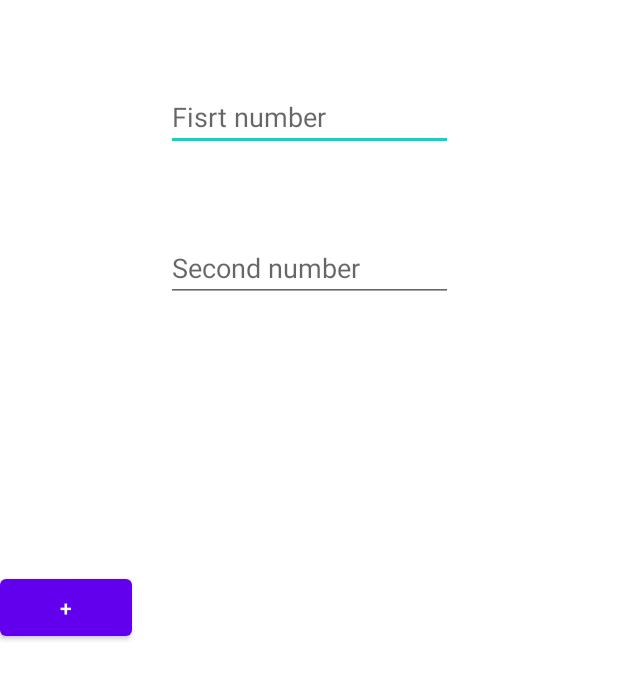
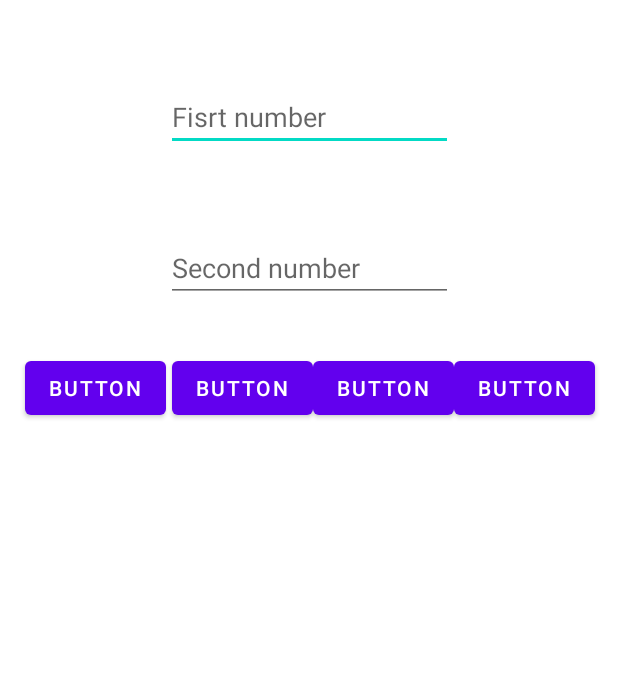
Before and after one commit to 2aron-chen/Calculator, an Android app: the screen it shows after launch (MainActivity), on a phone screen of 412 x 824 dp, the part 308-1008 px from its top. Run offline under Robolectric (Android 15) with nearby library versions, the phone set to English and light mode, and no system bars.

```diff
--- a/app/src/main/res/layout/activity_main.xml
+++ b/app/src/main/res/layout/activity_main.xml
@@ -11,14 +11,12 @@
         android:layout_width="wrap_content"
         android:layout_height="wrap_content"
         android:layout_marginTop="95dp"
-        android:layout_marginBottom="238dp"
         android:text="Calculator!"
         android:textSize="40dp"
         app:layout_constraintHorizontal_bias="0.5"
         app:layout_constraintLeft_toLeftOf="parent"
         app:layout_constraintRight_toRightOf="parent"
-        app:layout_constraintTop_toTopOf="parent"
-        app:layout_constraintVertical_bias="0.14" />
+        app:layout_constraintTop_toTopOf="parent" />
 
     <EditText
         android:id="@+id/editTextFirstNumber"
@@ -46,48 +44,43 @@
 
     <Button
         android:id="@+id/button"
-        android:layout_width="0dp"
-        android:layout_height="50dp"
-        android:layout_marginStart="60dp"
-        android:layout_marginEnd="24dp"
-        android:text="+"
+        android:layout_width="wrap_content"
+        android:layout_height="wrap_content"
+        android:layout_marginStart="1dp"
+        android:layout_marginEnd="4dp"
+        android:text="Button"
         app:layout_constraintBaseline_toBaselineOf="@+id/button2"
         app:layout_constraintEnd_toStartOf="@+id/button2"
-        app:layout_constraintTop_toBottomOf="@id/editTextSecondNumber" />
+        app:layout_constraintHorizontal_chainStyle="packed"
+        app:layout_constraintStart_toStartOf="parent" />
 
     <Button
         android:id="@+id/button2"
-        android:layout_width="0dp"
-        android:layout_height="50dp"
-        android:layout_marginEnd="24dp"
-        android:text="-"
-        app:layout_constraintBottom_toBottomOf="@+id/button3"
+        android:layout_width="wrap_content"
+        android:layout_height="wrap_content"
+        android:text="Button"
+        app:layout_constraintBaseline_toBaselineOf="@+id/button3"
         app:layout_constraintEnd_toStartOf="@+id/button3"
-        app:layout_constraintStart_toEndOf="@+id/button"
-        app:layout_constraintTop_toTopOf="@+id/button3" />
+        app:layout_constraintStart_toEndOf="@+id/button" />
 
     <Button
         android:id="@+id/button3"
-        android:layout_width="0dp"
-        android:layout_height="50dp"
-        android:layout_marginEnd="24dp"
-        android:layout_marginBottom="24dp"
-        android:text="*"
-        app:layout_constraintBottom_toBottomOf="parent"
+        android:layout_width="wrap_content"
+        android:layout_height="wrap_content"
+        android:layout_marginTop="33dp"
+        android:text="Button"
         app:layout_constraintEnd_toStartOf="@+id/button4"
         app:layout_constraintStart_toEndOf="@+id/button2"
-        app:layout_constraintTop_toBottomOf="@+id/button4" />
+        app:layout_constraintTop_toBottomOf="@+id/editTextSecondNumber" />
 
     <Button
         android:id="@+id/button4"
-        android:layout_width="0dp"
-        android:layout_height="50dp"
-        android:layout_marginEnd="24dp"
-        android:text="/"
-        app:layout_constraintBottom_toTopOf="@+id/button3"
+        android:layout_width="wrap_content"
+        android:layout_height="wrap_content"
+        android:text="Button"
+        app:layout_constraintBaseline_toBaselineOf="@+id/button3"
         app:layout_constraintEnd_toEndOf="parent"
-        app:layout_constraintStart_toEndOf="@+id/button3"
-        app:layout_constraintTop_toBottomOf="@+id/textView" />
+        app:layout_constraintStart_toEndOf="@+id/button3" />
 
 
 </androidx.constraintlayout.widget.ConstraintLayout>
```
